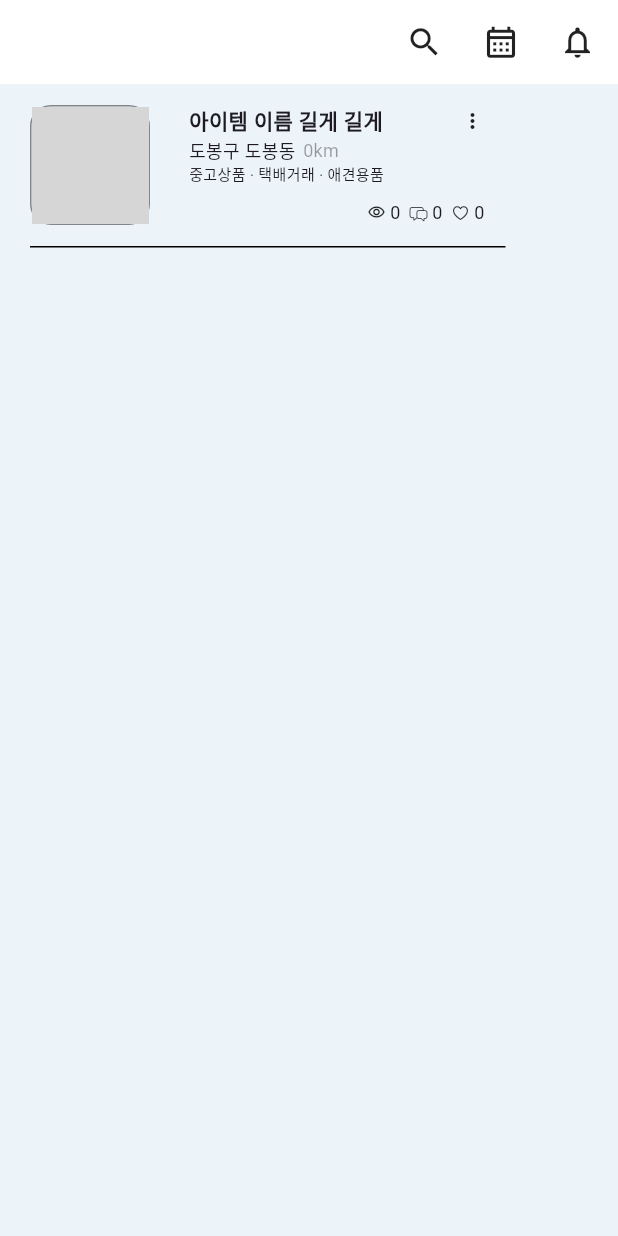
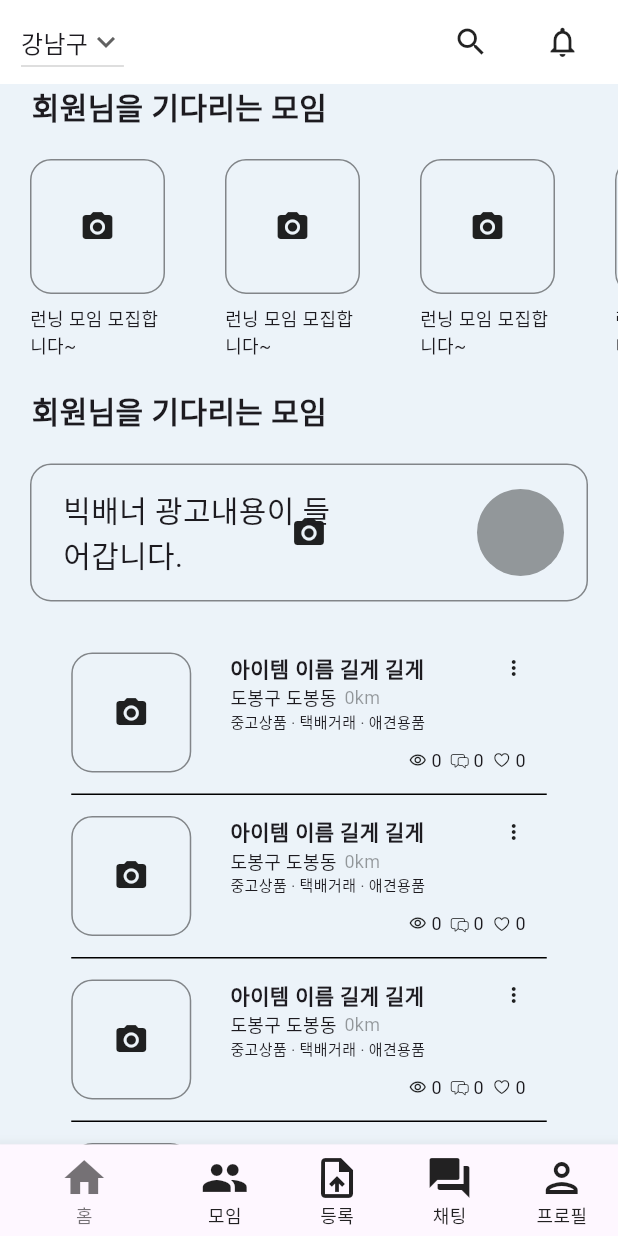
Before and after one commit to itjuh/dev-an-Market, a Flutter app: the screen it shows after launch, on a phone screen of 412 x 824 dp. Run offline on Flutter 3.47's test engine with Material 3 defaults, Android fonts, the phone set to English and light mode, and no system bars; grey boxes are pictures that could not be loaded.

Commit message:
home widzet

```diff
--- a/flutter_market/app_00_board/lib/main.dart
+++ b/flutter_market/app_00_board/lib/main.dart
@@ -1,7 +1,7 @@
 import 'package:app_00_board/screens/main_screen.dart';
+import 'package:app_00_board/widgets/banner.dart';
 import 'package:flutter/cupertino.dart';
 import 'package:flutter/material.dart';
-import 'screens/board_screen.dart';
 
 void main() {
   runApp(const MyApp());
@@ -18,23 +18,85 @@ class MyApp extends StatelessWidget {
         // 첫페이지 home 또는 initialRoute로 등록
         // home: MainPage(),
         initialRoute: '/',
-      routes:{
+        routes: {
           '/': (context) => MainPage(),
-        '/board' : (context) => Board(),
-        '/main' : (context) => MainItemScreen(),
-      }
-    );
+          '/search': (context) => MainProductList(),
+          '/alert': (context) => BannerBuild(),
+        });
   }
 }
 
-class MainPage extends StatelessWidget {
+// 메인 함수 stateful위셋 생성
+class MainPage extends StatefulWidget {
   const MainPage({Key? key}) : super(key: key);
+
+  @override
+  State<MainPage> createState() => _MainPageState();
+}
+
+class _MainPageState extends State<MainPage> {
+  int _selectedIndex = 0;
+
+  void _onIconTapped(int index){
+    setState(() {
+      _selectedIndex = index;
+
+    });
+  }
 
   @override
   Widget build(BuildContext context) {
     return Scaffold(
       appBar: _buildAppBar(context),
-      body: MainItemScreen(),
+      body: MainProductList(),
+      // 하단 앱바
+      bottomNavigationBar: BottomNavigationBar(
+        // 디자인 설정
+        iconSize: 32,
+        selectedFontSize: 12,
+        selectedItemColor: Colors.black54,
+        unselectedFontSize: 12,
+        unselectedItemColor: Colors.black87,
+        unselectedLabelStyle: TextStyle(
+          color: Colors.black87,
+          fontSize: 12,
+        ),
+        showUnselectedLabels: true,
+        currentIndex: _selectedIndex,
+        onTap: _onIconTapped,
+        items: const <BottomNavigationBarItem>[
+          BottomNavigationBarItem(
+            icon: Icon(
+              Icons.home,
+            ),
+            label: '홈',
+          ),
+          BottomNavigationBarItem(
+            icon: Icon(
+              Icons.people,
+            ),
+            label: '모임',
+          ),
+          BottomNavigationBarItem(
+            icon: Icon(
+              Icons.upload_file_outlined,
+            ),
+            label: '등록',
+          ),
+          BottomNavigationBarItem(
+            icon: Icon(
+              Icons.forum,
+            ),
+            label: '채팅',
+          ),
+          BottomNavigationBarItem(
+            icon: Icon(
+              Icons.person_outlined,
+            ),
+            label: '프로필',
+          ),
+        ],
+      ),
     );
   }
 }
@@ -45,102 +107,84 @@ AppBar _buildAppBar(BuildContext context) {
     backgroundColor: Colors.white,
     elevation: 0.0,
     actions: [
+      Container(
+        padding: EdgeInsets.only(
+          top: 0,
+          left: 14,
+        ),
+        // 메인 장소
+        child: BuildMyLocation(),
+      ),
+
       Spacer(),
+      // 검색 아이콘
       IconButton(
         icon: Icon(
           Icons.search,
           color: Colors.black87,
-          size: 25.0,
+          size: 24.0,
         ),
         onPressed: () {
           debugPrint('search button is clicked');
+          Navigator.pushNamed(context, '/search');
         },
       ),
       SizedBox(
-        width: 3.0,
+        width: 13.0,
       ),
-      IconButton(
-        icon: Icon(
-          Icons.calendar_month_outlined,
-          color: Colors.black87,
-          size: 25.0,
-        ),
-        onPressed: () {
-          debugPrint('calendar button is clicked');
-        },
-      ),
-      SizedBox(
-        width: 3.0,
-      ),
+      // 알람 아이콘
       IconButton(
         icon: Icon(
           Icons.notifications_none,
           color: Colors.black87,
-          size: 25.0,
+          size: 24.0,
         ),
         onPressed: () {
-          Navigator.pushNamed( context ,'/login');
+          Navigator.pushNamed(context, '/alert');
         },
       ),
       SizedBox(
-        width: 3.0,
+        width: 13.0,
       ),
     ],
   );
 }
 
-class MySnackBar extends StatelessWidget {
-  const MySnackBar({super.key});
+class BuildMyLocation extends StatefulWidget {
+  const BuildMyLocation({super.key});
+
+  @override
+  State<BuildMyLocation> createState() => _BuildMyLocationState();
+}
+
+class _BuildMyLocationState extends State<BuildMyLocation> {
+  final _locationList = ['강남구', '노원구'];
+  String? _selectedLocation = '';
+
+  @override
+  void initState() {
+    super.initState();
+    setState(() {
+      _selectedLocation = _locationList[0];
+    });
+  }
 
   @override
   Widget build(BuildContext context) {
-    return Center(
-      child: ElevatedButton(
-        onPressed: () {
-          ScaffoldMessenger.of(context).showSnackBar(
-            SnackBar(
-              content: Text('login'),
-              duration: Duration(seconds: 2),
-              action: SnackBarAction(
-                label: 'Go to the board page.',
-                onPressed: () {
-                  Navigator.pushNamed(context, '/board');
-                  // 바로 push하기
-                  // Navigator.push(
-                  //   context,
-                  //   MaterialPageRoute(
-                  //     // 필요없는 parameter값 보낼거면 _로 보내기
-                  //     builder: (_) => SecondPage()
-                  //   ),
-                  // );
+    return DropdownButton<String?>(
+      icon: Icon(Icons.expand_more),
+      items: _locationList.map((String loc) {
+        return DropdownMenuItem<String>(
+          value: loc,
+          child: Text(loc),
+        );
+      }).toList(),
+      onChanged: (String? value) {
+        setState(() {
+          _selectedLocation = value;
+        });
       },
-              ),
-            ),
-          );
-        },
-        child: Text('click me'),
-      ),
+      value: _selectedLocation,
     );
   }
 }
-
-class SecondPage extends StatelessWidget {
-  const SecondPage({Key? key}) : super(key: key);
-
-  @override
-  Widget build(BuildContext context) {
-    return Scaffold(
-      appBar: AppBar(
-        title: Text('secondPage'),
-      ),
-      body: Center(
-        child: ElevatedButton(
-          onPressed: () {
-            Navigator.pop(context);
-          },
-          child: Text('here'),
-        ),
-      ),
-    );
-  }
-}
--- a/flutter_market/app_00_board/lib/screens/main_screen.dart
+++ b/flutter_market/app_00_board/lib/screens/main_screen.dart
@@ -1,34 +1,51 @@
 import 'package:app_00_board/config/palette.dart';
+import 'package:app_00_board/widgets/banner.dart';
 import 'package:flutter/cupertino.dart';
 import 'package:flutter/material.dart';
 
-class MainItemScreen extends StatefulWidget {
-  const MainItemScreen({Key? key}) : super(key: key);
+class MainProductList extends StatefulWidget {
+  const MainProductList({Key? key}) : super(key: key);
 
   @override
-  State<MainItemScreen> createState() => _MainItemScreenState();
+  State<MainProductList> createState() => _MainProductListState();
 }
 
-class _MainItemScreenState extends State<MainItemScreen> {
-  bool isSignupScreen = true;
+class _MainProductListState extends State<MainProductList> {
+  int productSeq = 0;
   @override
   Widget build(BuildContext context) {
     return Scaffold(
       backgroundColor: Palette.backgroundColor,
       // item widget
-      body: Container(
-        padding: EdgeInsets.symmetric(
-          horizontal: 20.0,
+      body: _buildProduct(),
+    );
+  }
+}
+
+Widget _buildProduct() {
+  return ListView(
+    children: [
+      BannerBuild(),
+      _buildProductList(),
+      _buildProductList(),
+      _buildProductList(),
+      _buildProductList(),
+      _buildProductList(),
+      _buildProductList(),
+    ],
+  );
+}
+
+Widget _buildProductList() {
+  return Column(
+    crossAxisAlignment: CrossAxisAlignment.center,
+    children: [
+      // gap
+      SizedBox(
+        height: 14.0,
       ),
-        margin: EdgeInsets.symmetric(
-          vertical: 14.0,
-        ),
-        width: double.infinity,
-        height: 104.0,
-        child: Column(
-          crossAxisAlignment: CrossAxisAlignment.start,
-          children: [
       Row(
+        mainAxisAlignment: MainAxisAlignment.center,
         crossAxisAlignment: CrossAxisAlignment.start,
         children: [
           // item Image
@@ -45,10 +62,11 @@ class _MainItemScreenState extends State<MainItemScreen> {
               borderRadius: BorderRadius.all(
                 Radius.circular(14.0),
               ),
-                    child: Image.asset(
-                      '/image.jpg',
-                      fit: BoxFit.fill,
-                    ),
+              child: Icon(Icons.camera_alt),
+              // child: Image.asset(
+              //   '/image.jpg',
+              //   fit: BoxFit.fill,
+              // ),
             ),
           ),
           // padding
@@ -210,8 +228,6 @@ class _MainItemScreenState extends State<MainItemScreen> {
         ),
       ),
     ],
-        ),
-      ),
   );
+  // );
 }
-}
--- /dev/null
+++ b/flutter_market/app_00_board/lib/widgets/banner.dart
@@ -0,0 +1,147 @@
+import 'package:app_00_board/widgets/title.dart';
+import 'package:flutter/material.dart';
+
+class BannerBuild extends StatelessWidget {
+  const BannerBuild({Key? key}) : super(key: key);
+
+  @override
+  Widget build(BuildContext context) {
+    return Column(
+      children: [
+        Padding(
+          padding: EdgeInsets.only(
+            left: 21,
+          ),
+          // 타이틀
+          child: TextTitle('회원님을 기다리는 모임'),
+        ),
+        // 컨텐츠
+        SingleChildScrollView(
+          scrollDirection: Axis.horizontal,
+          child: Row(
+            children: [
+              smallImageBanner(),
+              smallImageBanner(),
+              smallImageBanner(),
+              smallImageBanner(),
+            ],
+          ),
+        ),
+        Padding(
+          padding: EdgeInsets.only(
+            left: 21,
+          ),
+          // 타이틀
+          child: TextTitle('회원님을 기다리는 모임'),
+        ),
+        // 큰 이미지 배너
+        bigImageBanner(),
+      ],
+    );
+  }
+}
+
+Widget smallImageBanner() {
+  return Padding(
+    padding: EdgeInsets.all(20.0),
+    child: Column(
+      children: [
+        Container(
+          width: 90.0,
+          height: 90.0,
+          decoration: BoxDecoration(
+            border: Border.all(color: Colors.black45),
+            borderRadius: BorderRadius.all(
+              Radius.circular(14.0),
+            ),
+          ),
+          child: ClipRRect(
+            borderRadius: BorderRadius.all(
+              Radius.circular(14.0),
+            ),
+            child: Icon(Icons.camera_alt),
+            // child: Image.asset(
+            //   '/image.jpg',
+            //   fit: BoxFit.fill,
+            // ),
+          ),
+        ),
+        SizedBox(
+          height: 7,
+        ),
+        SizedBox(
+          width: 90.0,
+          child: Text(
+            '런닝 모임 모집합니다~',
+            style: TextStyle(
+              fontSize: 12,
+            ),
+          ),
+        ),
+      ],
+    ),
+  );
+}
+
+Widget bigImageBanner() {
+  return Padding(
+    padding: EdgeInsets.all(20.0),
+    child: Stack(
+      children: [
+        Container(
+          width: double.infinity,
+          height: 92,
+          decoration: BoxDecoration(
+            border: Border.all(color: Colors.black45),
+            borderRadius: BorderRadius.all(
+              Radius.circular(14.0),
+            ),
+          ),
+          child: ClipRRect(
+            borderRadius: BorderRadius.all(
+              Radius.circular(14.0),
+            ),
+            child: Icon(Icons.camera_alt),
+            // child: Image.asset(
+            //   '/image.jpg',
+            //   fit: BoxFit.fill,
+            // ),
+          ),
+        ),
+        Positioned(
+          child: Row(
+            children: [
+              Padding(
+                  padding: EdgeInsets.only(
+                    left: 22,
+                    top: 16,
+                    bottom: 16,
+                  ),
+                  child: SizedBox(
+                    width: 186,
+                    height: 60,
+                    child: Text(
+                      '빅배너 광고내용이 들어갑니다.',
+                      style: TextStyle(
+                        fontSize: 20,
+                      ),
+                    ),
+                  )),
+              Spacer(),
+              SizedBox(
+                width: 58,
+                height: 58,
+                child: CircleAvatar(
+                  backgroundColor: Colors.black38,
+                ),
+              ),
+              SizedBox(
+                width: 16,
+              ),
+            ],
+          ),
+        ),
+      ],
+    ),
+  );
+}
--- a/flutter_market/app_00_board/lib/screens/board_screen.dart
+++ b/flutter_market/app_00_board/lib/widgets/navigator_test.dart
@@ -1,4 +1,4 @@
-import 'package:flutter/cupertino.dart';
+
 import 'package:flutter/material.dart';
 
 class Board extends StatelessWidget {
--- /dev/null
+++ b/flutter_market/app_00_board/lib/widgets/title.dart
@@ -0,0 +1,15 @@
+import 'package:flutter/cupertino.dart';
+
+Widget TextTitle(String txt) {
+  return Row(
+    children: [
+      Text(
+        txt,
+        style: TextStyle(
+          fontWeight: FontWeight.bold,
+          fontSize: 20,
+        ),
+      ),
+    ],
+  );
+}
```
Also changed, not shown: flutter_market/app_00_board/lib/screens/main_screen copy.dart (deleted, +0 -140 lines), flutter_market/app_00_board/lib/widgets/test_snackbar.dart (added, +132 -0 lines). Lines whose indentation alone changed are shown as unchanged.
